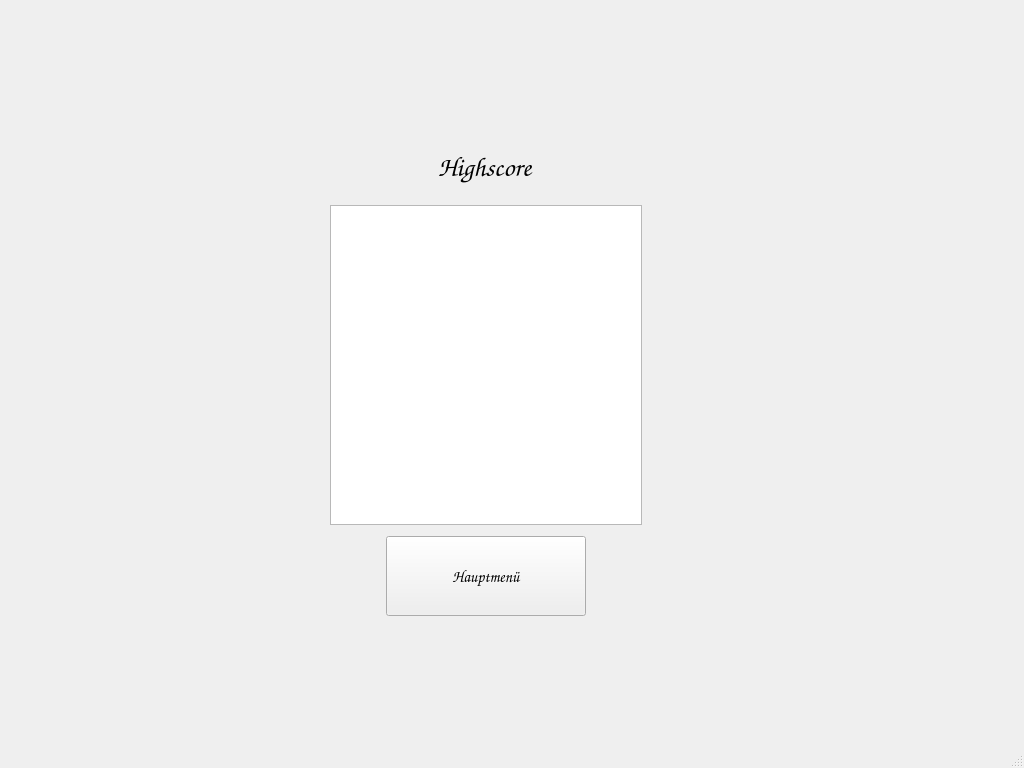
The window that MinigolfSimulator3000/startwindow.ui (jonas154/Minigolf-Simulator-3000) describes before a commit, drawn with Qt 5.
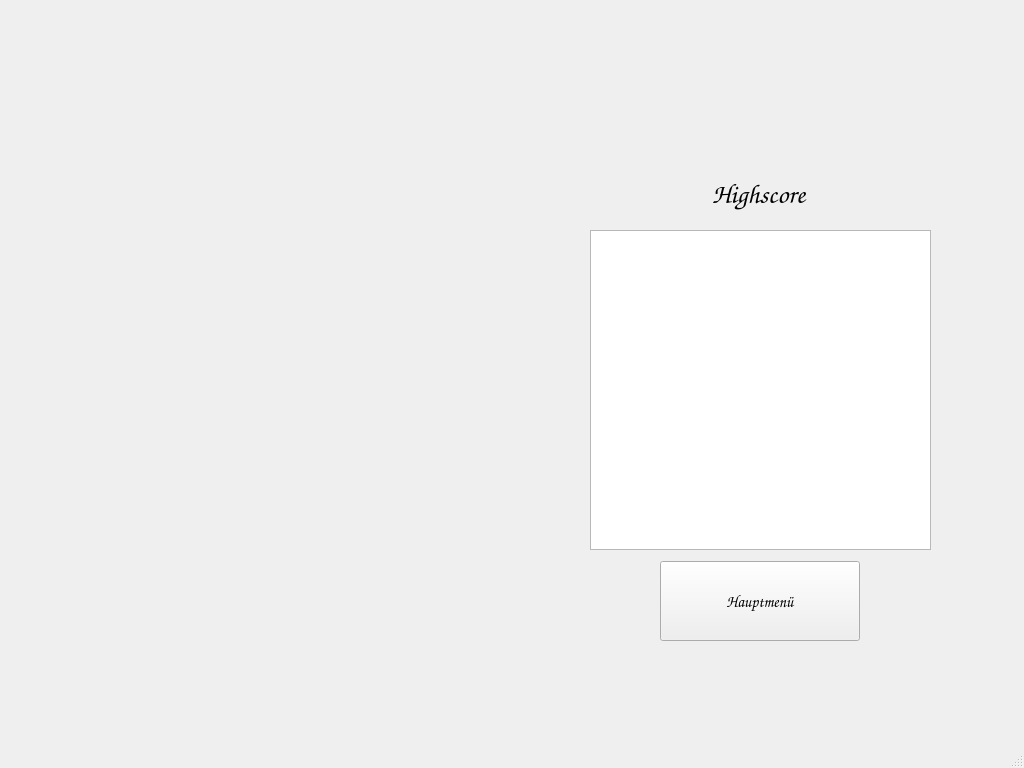
The same window after the commit. The open tabs and pages were chosen to show the change.

Commit message: Kleinere Korrekturen und nun maximal 100 Player möglich (statt 10)

```diff
--- a/MinigolfSimulator3000/startwindow.ui
+++ b/MinigolfSimulator3000/startwindow.ui
@@ -859,10 +859,10 @@
      <widget class="QWidget" name="verticalLayoutWidget">
       <property name="geometry">
        <rect>
-        <x>330</x>
-        <y>140</y>
-        <width>312</width>
-        <height>476</height>
+        <x>590</x>
+        <y>170</y>
+        <width>341</width>
+        <height>471</height>
        </rect>
       </property>
       <layout class="QVBoxLayout" name="verticalLayout_9">
```
Left out of the diff: 2 changed lines with no effect on the pictures. The commit also changes 2 other files.
